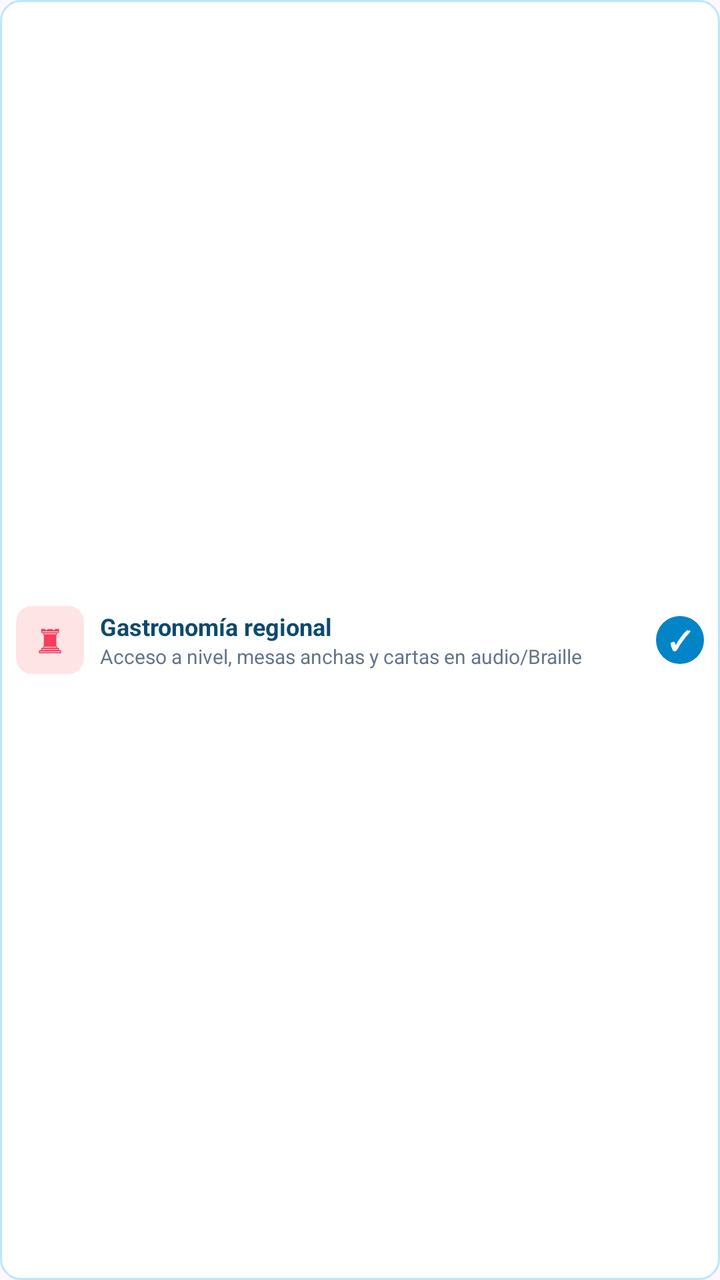
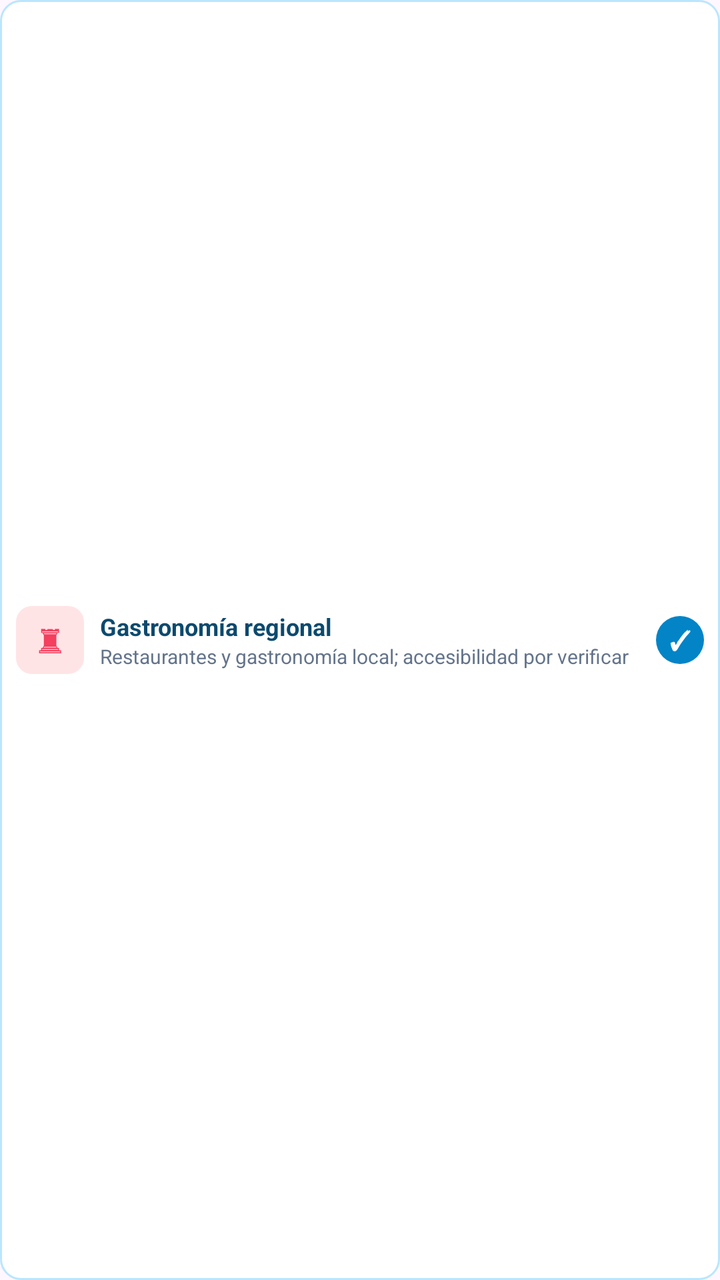

Screens rendered from an Android XML layout before and after an edit, with the pre-edit source and the edit as a unified diff.
<!-- AndroidManifest.xml: application theme Theme.ViajAppMadStack -->
<!-- res/layout/item_interes_gastronomia.xml -->
<?xml version="1.0" encoding="utf-8"?>
<LinearLayout xmlns:android="http://schemas.android.com/apk/res/android" android:layout_width="match_parent" android:layout_height="wrap_content" android:layout_marginBottom="6dp" android:orientation="horizontal" android:gravity="center_vertical" android:padding="8dp" android:background="@drawable/bg_interest">
<TextView android:layout_width="34dp" android:layout_height="34dp" android:gravity="center" android:background="@drawable/bg_interest_pink" android:text="♜" android:textColor="#F43F5E" android:textSize="17sp"/>
<LinearLayout android:layout_width="0dp" android:layout_height="wrap_content" android:layout_marginStart="8dp" android:layout_weight="1" android:orientation="vertical">
<TextView android:layout_width="match_parent" android:layout_height="wrap_content" android:text="Gastronomía regional" android:textColor="#0C4A6E" android:textSize="12sp" android:textStyle="bold"/>
<TextView android:layout_width="match_parent" android:layout_height="wrap_content" android:text="Acceso a nivel, mesas anchas y cartas en audio/Braille" android:textColor="#64748B" android:textSize="10sp"/>
</LinearLayout>
<TextView android:layout_width="24dp" android:layout_height="24dp" android:layout_marginStart="6dp" android:gravity="center" android:background="@drawable/bg_check_circle" android:text="✓" android:textColor="#FFFFFF" android:textSize="13sp" android:textStyle="bold"/>
</LinearLayout>
<!-- resources referenced by this layout -->
<resources>
  <!-- drawable bg_check_circle (drawable) -->
  <shape xmlns:android="http://schemas.android.com/apk/res/android"><solid android:color="#0284C7"/><corners android:radius="30dp"/></shape>
  <!-- drawable bg_interest (drawable) -->
  <shape xmlns:android="http://schemas.android.com/apk/res/android"><solid android:color="#FFFFFF"/><corners android:radius="10dp"/><stroke android:width="1dp" android:color="#BAE6FD"/></shape>
  <!-- drawable bg_interest_pink (drawable) -->
  <shape xmlns:android="http://schemas.android.com/apk/res/android"><solid android:color="#FFE4E6"/><corners android:radius="8dp"/></shape>
  <style name="Theme.ViajAppMadStack" parent="Base.Theme.ViajAppMadStack" />
  <style name="Base.Theme.ViajAppMadStack" parent="Theme.Material3.DayNight.NoActionBar">
          
          
      </style>
</resources>

<!-- the commit's change to res/layout/item_interes_gastronomia.xml (unified diff, before → after) -->
@@ -1,9 +1,52 @@
 <?xml version="1.0" encoding="utf-8"?>
-<LinearLayout xmlns:android="http://schemas.android.com/apk/res/android" android:layout_width="match_parent" android:layout_height="wrap_content" android:layout_marginBottom="6dp" android:orientation="horizontal" android:gravity="center_vertical" android:padding="8dp" android:background="@drawable/bg_interest">
-<TextView android:layout_width="34dp" android:layout_height="34dp" android:gravity="center" android:background="@drawable/bg_interest_pink" android:text="♜" android:textColor="#F43F5E" android:textSize="17sp"/>
-<LinearLayout android:layout_width="0dp" android:layout_height="wrap_content" android:layout_marginStart="8dp" android:layout_weight="1" android:orientation="vertical">
-<TextView android:layout_width="match_parent" android:layout_height="wrap_content" android:text="Gastronomía regional" android:textColor="#0C4A6E" android:textSize="12sp" android:textStyle="bold"/>
-<TextView android:layout_width="match_parent" android:layout_height="wrap_content" android:text="Acceso a nivel, mesas anchas y cartas en audio/Braille" android:textColor="#64748B" android:textSize="10sp"/>
+<LinearLayout xmlns:android="http://schemas.android.com/apk/res/android"
+    android:layout_width="match_parent"
+    android:layout_height="wrap_content"
+    android:layout_marginBottom="6dp"
+    android:orientation="horizontal"
+    android:gravity="center_vertical"
+    android:padding="8dp"
+    android:background="@drawable/bg_interest"
+    android:clickable="true"
+    android:focusable="true"
+    android:contentDescription="Seleccionar interés: Gastronomía regional">
+    <TextView
+        android:layout_width="34dp"
+        android:layout_height="34dp"
+        android:gravity="center"
+        android:background="@drawable/bg_interest_pink"
+        android:text="♜"
+        android:textColor="#F43F5E"
+        android:textSize="17sp" />
+    <LinearLayout
+        android:layout_width="0dp"
+        android:layout_height="wrap_content"
+        android:layout_marginStart="8dp"
+        android:layout_weight="1"
+        android:orientation="vertical">
+        <TextView
+            android:layout_width="match_parent"
+            android:layout_height="wrap_content"
+            android:text="Gastronomía regional"
+            android:textColor="#0C4A6E"
+            android:textSize="12sp"
+            android:textStyle="bold" />
+        <TextView
+            android:layout_width="match_parent"
+            android:layout_height="wrap_content"
+            android:text="Restaurantes y gastronomía local; accesibilidad por verificar"
+            android:textColor="#64748B"
+            android:textSize="10sp" />
+    </LinearLayout>
+    <TextView
+        android:id="@+id/tvCheckInteres"
+        android:layout_width="24dp"
+        android:layout_height="24dp"
+        android:layout_marginStart="6dp"
+        android:gravity="center"
+        android:background="@drawable/bg_check_circle"
+        android:text="✓"
+        android:textColor="#FFFFFF"
+        android:textSize="13sp"
+        android:textStyle="bold" />
 </LinearLayout>
-<TextView android:layout_width="24dp" android:layout_height="24dp" android:layout_marginStart="6dp" android:gravity="center" android:background="@drawable/bg_check_circle" android:text="✓" android:textColor="#FFFFFF" android:textSize="13sp" android:textStyle="bold"/>
-</LinearLayout>
